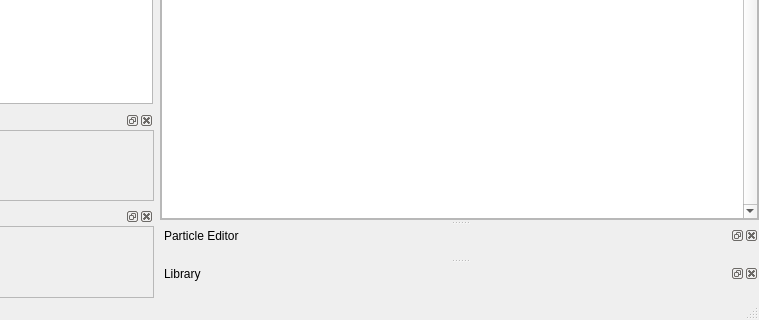
xaoctech/dava.engine, file Tools/ResourceEditor/DataQt/mainwindow.ui: the form before one commit; both pictures show x 446 to 1205 and y 649 to 969 of the 1205 by 969 pixel window.
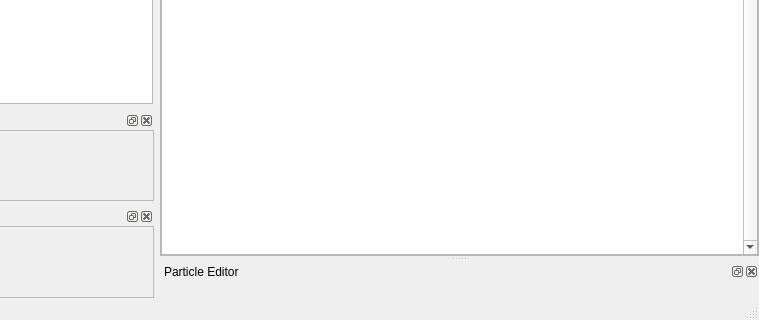
The form after the commit. Icons and pictures are not drawn. Custom widgets are drawn as their Qt base class.

Commit message: [DF-11612] Library moved into module. Fixed fast scene opening

Diff of the .ui file:
```diff
--- a/Tools/ResourceEditor/DataQt/mainwindow.ui
+++ b/Tools/ResourceEditor/DataQt/mainwindow.ui
@@ -765,15 +765,6 @@
    <addaction name="actionReloadShader"/>
    <addaction name="actionConvertModifiedTextures"/>
   </widget>
-  <widget class="QDockWidget" name="dockLibrary">
-   <property name="windowTitle">
-    <string>Library</string>
-   </property>
-   <attribute name="dockWidgetArea">
-    <number>2</number>
-   </attribute>
-   <widget class="LibraryWidget" name="libraryWidget"/>
-  </widget>
   <widget class="QToolBar" name="testingToolBar">
    <property name="windowTitle">
     <string>Testing Toolbar</string>
@@ -2100,12 +2091,6 @@
    <header>DockProperties/DockProperties.h</header>
    <container>1</container>
   </customwidget>
-  <customwidget>
-   <class>LibraryWidget</class>
-   <extends>QWidget</extends>
-   <header>DockLibrary/LibraryWidget.h</header>
-   <container>1</container>
-  </customwidget>
  </customwidgets>
  <resources>
   <include location="Resources.qrc"/>
```
Left out of the diff: 109 changed lines with no effect on the pictures. The commit also changes 30 other files.
